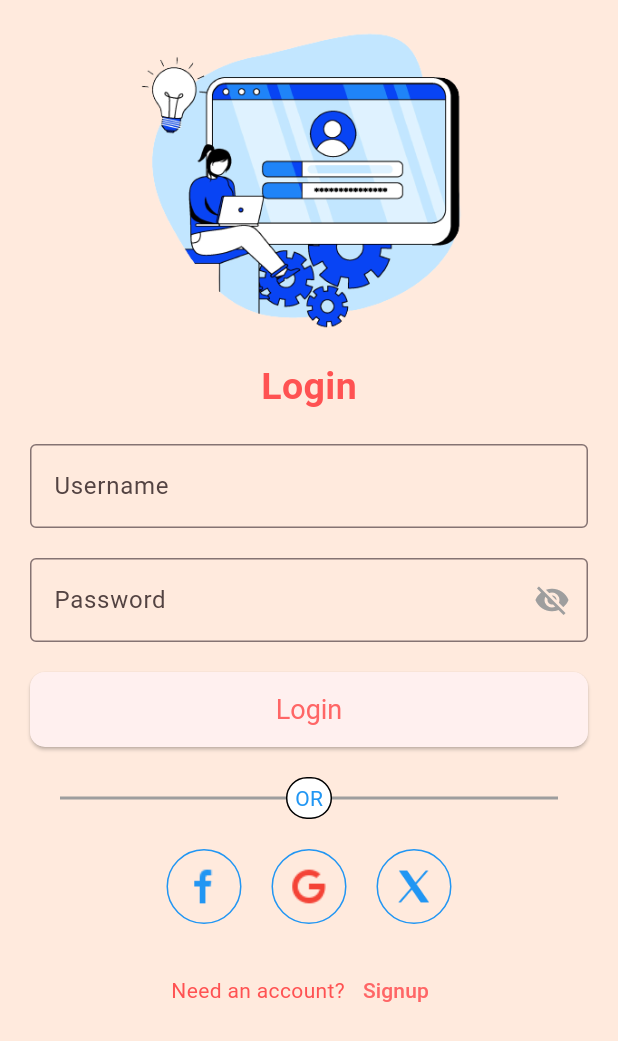
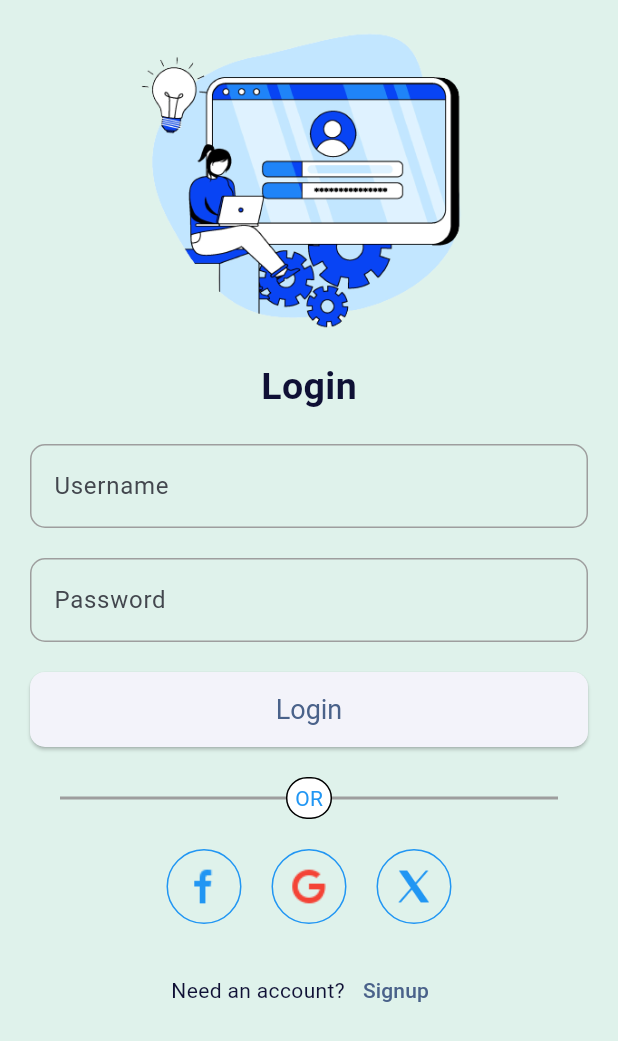
Before and after one commit to lhson0606/vou_games, a Flutter app: the screen it shows after launch, on a phone screen of 412 x 824 dp. Shown: the top 1041 px of the screen. Run offline on Flutter 3.47's test engine with Material 3 defaults, Android fonts, the phone set to English and light mode, and no system bars; our stand-ins replace bloc, dartz, equatable, firebase_auth, firebase_core, flutter_bloc and 2 more; accounts and stored records are empty.

Commit message:
add ValidationTextField

```diff
--- /dev/null
+++ b/devtools_options.yaml
@@ -0,0 +1,3 @@
+description: This file stores settings for Dart & Flutter DevTools.
+documentation: https://docs.flutter.dev/tools/devtools/extensions#configure-extension-enablement-states
+extensions:
--- a/lib/configs/themes/main_theme.dart
+++ b/lib/configs/themes/main_theme.dart
@@ -2,15 +2,15 @@ import 'package:flutter/material.dart';
 
 class MainTheme {
 
-  static const Color primaryColor01 = Color(0xFFFF6666);
-  static const Color primaryColor02 = Color(0xFFFF8989);
-  static const Color primaryColor03 = Color(0xFFFCAEAE);
-  static const Color primaryColor04 = Color(0xFFFFEADD);
-  static const Color primaryColor05 = Color(0xFFFFeadd);
+  static const Color primaryColor01 = Color(0xFF4A628A);
+  static const Color primaryColor02 = Color(0xFF7FC7D9);
+  static const Color primaryColor03 = Color(0xFFB9E5E8);
+  static const Color primaryColor04 = Color(0xFFDCF2F1);
+  static const Color primaryColor05 = Color(0xFFDFF2EB);
 
-  static const Color textContrast01 = Colors.redAccent;
+  static const Color textContrast01 = Color(0xFF0F1035);
 
-  static const Color inversePrimary = Colors.redAccent;
+  static const Color inversePrimary = primaryColor01;
 
   static ThemeData get themeData {
     return ThemeData(
--- /dev/null
+++ b/lib/core/widgets/input/validation_textfield.dart
@@ -0,0 +1,76 @@
+import 'package:flutter/material.dart';
+
+class ValidationTextField extends StatefulWidget {
+  final String? Function(String?)? validator;
+  final String? hintText;
+  final String? labelText;
+  final String? Function(String?)? onChanged;
+  final IconData? icon;
+  final TextInputType? keyboardType;
+  final TextEditingController controller;
+
+  ValidationTextField({
+    super.key,
+    this.validator,
+    this.hintText,
+    this.labelText,
+    this.onChanged,
+    this.keyboardType = TextInputType.text,
+    this.icon,
+    TextEditingController? controller,
+  }) : controller = controller ?? TextEditingController();
+
+  @override
+  ValidationTextFieldState createState() => ValidationTextFieldState();
+
+  String get text => controller.text;
+
+  bool get isValid => validator == null || validator!(text) == null;
+}
+
+class ValidationTextFieldState extends State<ValidationTextField> {
+  String? errorText;
+
+  @override
+  void dispose() {
+    widget.controller.dispose();
+    super.dispose();
+  }
+
+  @override
+  Widget build(BuildContext context) {
+    return TextFormField(
+      decoration: InputDecoration(
+        hintText: widget.hintText,
+        labelText: widget.labelText,
+        icon: widget.icon != null ? Icon(widget.icon) : null,
+        errorText: errorText,
+        border: OutlineInputBorder(
+          borderRadius: BorderRadius.circular(10.0),
+        ),
+        focusedBorder: OutlineInputBorder(
+          borderRadius: BorderRadius.circular(10.0),
+          borderSide: BorderSide(color: Theme.of(context).primaryColor),
+        ),
+        enabledBorder: OutlineInputBorder(
+          borderRadius: BorderRadius.circular(10.0),
+          borderSide: const BorderSide(color: Colors.grey),
+        ),
+      ),
+      keyboardType: widget.keyboardType,
+      validator: widget.validator,
+      controller: widget.controller,
+      onChanged: (value) {
+        if (widget.validator != null) {
+          setState(() {
+            errorText = widget.validator!(value);
+          });
+        }
+
+        if (widget.onChanged != null) {
+          widget.onChanged!(value);
+        }
+      },
+    );
+  }
+}
--- a/lib/features/authentication/presentation/bloc/auth_bloc.dart
+++ b/lib/features/authentication/presentation/bloc/auth_bloc.dart
@@ -1,6 +1,7 @@
 import 'package:bloc/bloc.dart';
 import 'package:dartz/dartz.dart';
 import 'package:equatable/equatable.dart';
+import 'package:flutter/foundation.dart';
 import 'package:vou_games/core/error/failures.dart';
 import 'package:vou_games/core/strings/failure_message.dart';
 import 'package:vou_games/features/authentication/domain/entities/sign_in_entity.dart';
@@ -14,11 +15,12 @@ class AuthBloc extends Bloc<AuthEvent, AuthState> {
 
   AuthBloc({
     required this.signInUsecase,
-}) : super(AuthInitial()) {
+  }) : super(AuthInitial()) {
     on<AuthEvent>((event, emit) async {
       if(event is SignInWithEmailAndPassEvent) {
         emit(AuthLoading());
-        final failureOrUserCredential = await signInUsecase(event.signInEntity);
+        var signInEntity = event.signInEntity;
+        final failureOrUserCredential = await signInUsecase(signInEntity);
         emit(eitherToState(failureOrUserCredential, AuthSignedIn()));
       }
       else if(event is AuthLoggedOutEvent){
--- a/lib/features/authentication/presentation/pages/home/landing_page.dart
+++ b/lib/features/authentication/presentation/pages/home/landing_page.dart
@@ -1,6 +1,6 @@
 import 'package:flutter/material.dart';
 import 'package:flutter_bloc/flutter_bloc.dart';
-import 'package:vou_games/core/widgets/loading_widget.dart';
+import 'package:vou_games/core/widgets/loading/loading_widget.dart';
 import 'package:vou_games/features/authentication/presentation/bloc/auth_bloc.dart';
 import 'package:vou_games/features/authentication/presentation/pages/auth/sign_in_page.dart';
 import 'package:vou_games/features/homepage/presentation/pages/homepage.dart';
--- a/lib/features/authentication/presentation/widgets/auth/sign_in_form.dart
+++ b/lib/features/authentication/presentation/widgets/auth/sign_in_form.dart
@@ -1,16 +1,18 @@
 import 'package:flutter/material.dart';
 import 'package:flutter_bloc/flutter_bloc.dart';
+import 'package:vou_games/core/utils/validators/validators.dart';
 import 'package:vou_games/features/authentication/domain/entities/sign_in_entity.dart';
 import 'package:vou_games/features/authentication/presentation/bloc/auth_bloc.dart';
 import 'package:vou_games/features/authentication/presentation/pages/auth/sign_up_page.dart';
 import 'package:vou_games/features/homepage/presentation/pages/homepage.dart';
 
+import '../../../../../core/widgets/input/validation_textfield.dart';
 import '../../pages/auth/sign_in_page.dart';
 
 
 
 class LoginForm extends StatefulWidget {
-  const LoginForm({Key? key}) : super(key: key);
+  const LoginForm({super.key});
 
   @override
   State<LoginForm> createState() => _LoginFormState();
@@ -18,9 +20,35 @@ class LoginForm extends StatefulWidget {
 
 class _LoginFormState extends State<LoginForm> {
   final _formKey = GlobalKey<FormState>();
-  final _usernameController = TextEditingController();
-  final _passwordController = TextEditingController();
+
+  ValidationTextField usernameField = ValidationTextField(
+    hintText: 'Username',
+    labelText: 'Username',
+    keyboardType: TextInputType.emailAddress,
+    validator: emailValidator,
+  );
+
+  ValidationTextField passwordField = ValidationTextField(
+    hintText: 'Password',
+    labelText: 'Password',
+    keyboardType: TextInputType.visiblePassword,
+    validator: passwordValidator,
+  );
+
   bool isVisible = false;
+
+  bool _isFormValid(){
+    return _formKey.currentState!.validate() && usernameField.isValid && passwordField.isValid;
+  }
+
+  void _submitForm(){
+    if(_isFormValid()){
+      BlocProvider.of<AuthBloc>(context).add(SignInWithEmailAndPassEvent(signInEntity: SignInEntity(password: passwordField.text , email: usernameField.text)));
+    }else{
+      ScaffoldMessenger.of(context).showSnackBar(const SnackBar(content: Text('Please enter valid details')));
+    }
+  }
+
   @override
   Widget build(BuildContext context) {
     return Padding(
@@ -34,54 +62,14 @@ class _LoginFormState extends State<LoginForm> {
                   constraints: const BoxConstraints(
                       maxWidth: 500
                   ),
-                  child: TextFormField(
-                    controller: _usernameController,
-                    decoration: const InputDecoration(
-                      labelText: 'Username',
-                      border: OutlineInputBorder(),
-                    ),
-                    keyboardType: TextInputType.emailAddress,
-                    validator: (value) {
-                      if (value!.isEmpty) {
-                        return 'Please enter your E-Mail';
-                      } else if (false) {
-                        return 'Please enter a valid E-Mail';
-                      }
-                      return null;
-                    },
-                  ),
+                  child: usernameField,
                 ),
                 const SizedBox(height: 20,),
                 ConstrainedBox(
                   constraints: const BoxConstraints(
                       maxWidth: 500
                   ),
-                  child: TextFormField(
-                    controller: _passwordController,
-                    obscureText:isVisible?false : true,
-                    decoration:  InputDecoration(
-                      labelText: 'Password',
-                      border: const OutlineInputBorder(),
-                      suffixIcon: IconButton(
-                        icon:  Icon(
-                          isVisible ? Icons.visibility : Icons.visibility_off,
-                          color: Colors.grey,
-                        ), onPressed: () {
-                        setState(() {
-                          isVisible = !isVisible;
-                        });
-                      },
-                      ),
-                    ),
-                    validator: (value) {
-                      if (value!.isEmpty) {
-                        return 'Please enter your password';
-                      } else if (value.length < 5) {
-                        return 'The password must contains more than five characters.';
-                      }
-                      return null;
-                    },
-                  ),
+                  child: passwordField,
                 ),
                 const SizedBox(height: 20,),
                 BlocConsumer<AuthBloc, AuthState>(
@@ -98,7 +86,7 @@ class _LoginFormState extends State<LoginForm> {
                             ),
                             ElevatedButton(
                               onPressed: (){
-                                BlocProvider.of<AuthBloc>(context).add(AuthSignedInEvent());
+                                _submitForm();
                               },
                               style: ButtonStyle(
                                 shape: MaterialStateProperty.all<RoundedRectangleBorder>(RoundedRectangleBorder(
@@ -115,7 +103,7 @@ class _LoginFormState extends State<LoginForm> {
                       }
                       return ElevatedButton(
                         onPressed: (){
-                          BlocProvider.of<AuthBloc>(context).add(AuthSignedInEvent());
+                          _submitForm();
                         },
                         style:  ButtonStyle(
                           shape: MaterialStateProperty.all<RoundedRectangleBorder>(RoundedRectangleBorder(
```
Also changed, not shown: lib/core/network/network_info.dart (added, +10 -0 lines), lib/core/utils/validators/validators.dart (added, +17 -0 lines), lib/features/authentication/data/datasources/auth_firebase_data_source.dart (+19 -2 lines), lib/features/authentication/data/repositories/auth_repository_impl.dart (+34 -4 lines), lib/injection_container.dart (+4 -3 lines), lib/core/widgets/loading/loading_widget.dart (renamed from lib/core/widgets/loading_widget.dart).
